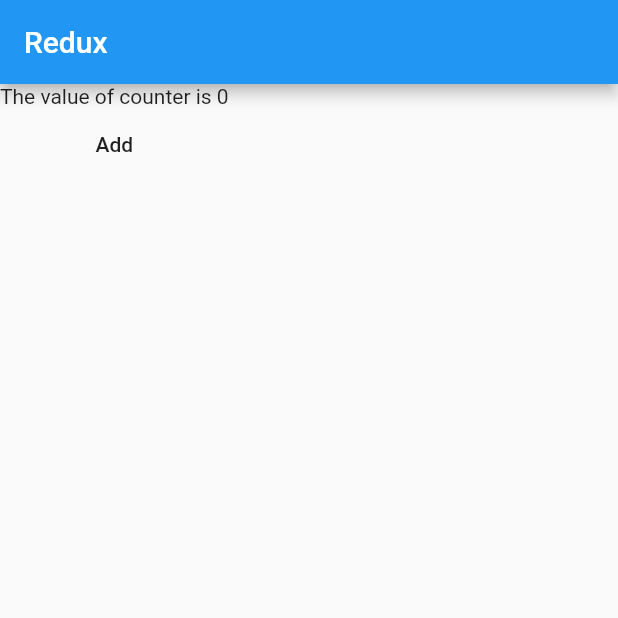
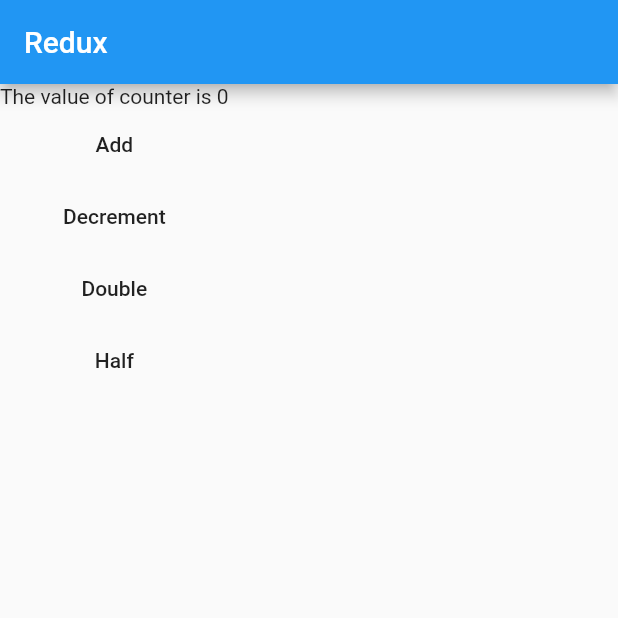
Before and after one commit to DeppaTori/firstday-flutter, a Flutter app: the screen it shows after launch, after a tap on "Redux", on a phone screen of 412 x 824 dp, the top half of it. Run offline on Flutter 3.47's test engine with Material 2 defaults, Android fonts, the phone set to English and light mode, and no system bars; our stand-ins replace flutter_redux, redux; network calls fail.

Commit message:
add other operand actions in redux

```diff
--- a/lib/reducer.dart
+++ b/lib/reducer.dart
@@ -4,6 +4,12 @@ import 'package:myflutterapp/redux.dart';
 CounterState reducers(CounterState counterState, action){
   if(action== Action.Inc){
     return CounterState(counterState.counter+1);
+  }else if(action== Action.Dec){
+    return CounterState(counterState.counter-1);
+  }else if(action== Action.Double){
+    return CounterState(counterState.counter*2);
+  }else if(action== Action.Half){
+    return CounterState(counterState.counter ~/2);
   }
 
   return counterState;
--- a/lib/redux.dart
+++ b/lib/redux.dart
@@ -5,7 +5,7 @@ import 'package:myflutterapp/reducer.dart';
 
 import 'counterState.dart';
 
-enum Action { Inc }
+enum Action { Inc, Dec, Double, Half}
 
 class ReduxPage extends StatelessWidget {
 
@@ -40,14 +40,37 @@ class ColumnData extends StatelessWidget {
             Text("The value of counter is "+state.counter.toString()),
             StoreConnector<CounterState,Function>(
               converter: (store){
-                return ()=>store.dispatch(Action.Inc);
+                return (action)=>store.dispatch(action);
               },
               builder: (context, callback){
-                return FlatButton(
-                  onPressed: (){
-                    callback();
-                  },
-                  child: Text("Add"),
+                return Column(
+                  children: <Widget>[
+                    FlatButton(
+                      onPressed: (){
+                        callback(Action.Inc);
+                      },
+                      child: Text("Add"),
+                    ),
+                    FlatButton(
+                      onPressed: (){
+                        callback(Action.Dec);
+                      },
+                      child: Text("Decrement"),
+                    ),
+                    FlatButton(
+                      onPressed: (){
+                        callback(Action.Double);
+                      },
+                      child: Text("Double"),
+                    ),
+                    FlatButton(
+                      onPressed: (){
+                        callback(Action.Half);
+                      },
+                      child: Text("Half"),
+                    )
+                  ],
+
                 );
               },
 
```
